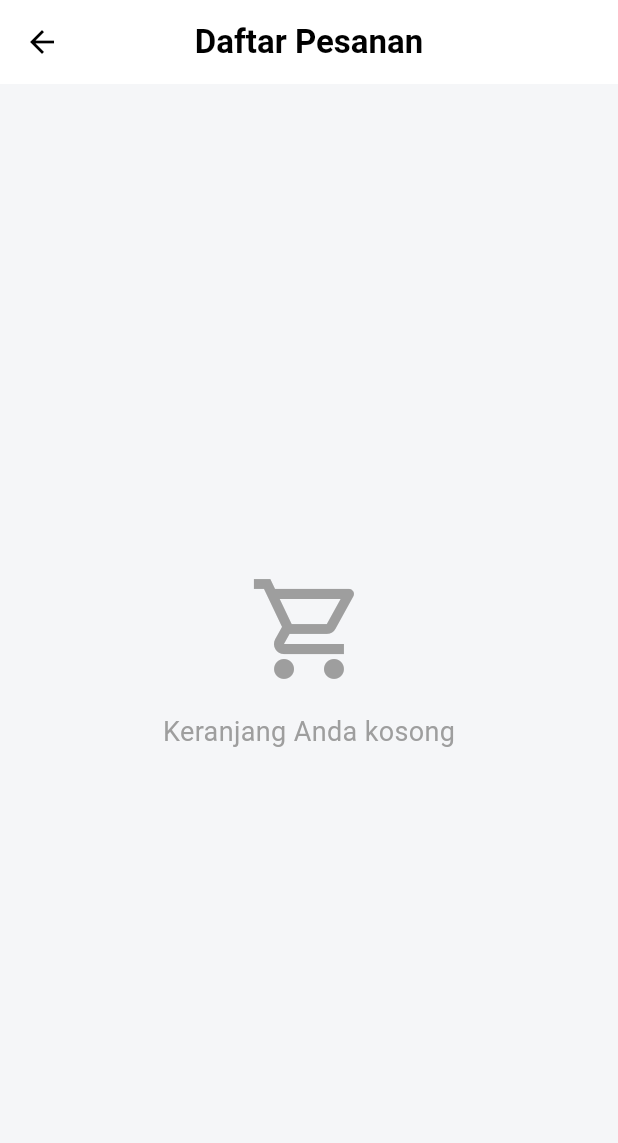
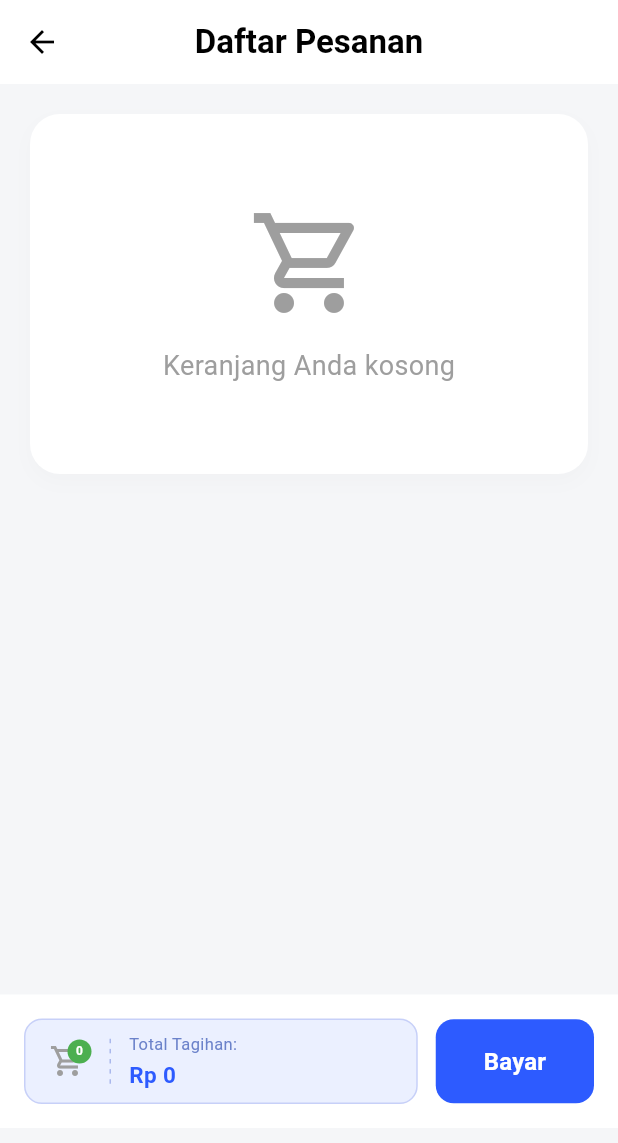
Before and after one commit to aliftheprogramer/gmedia-first-chalange, a Flutter app: the CartPage screen opened directly, on a phone screen of 412 x 824 dp. Shown: the top 1143 px of the screen. Run offline on Flutter 3.47's test engine with Material 3 defaults, Android fonts, the phone set to English and light mode, and no system bars; our stand-ins replace cached_network_image, dartz, dio, equatable, file_picker, flutter_bloc and 4 more; accounts and stored records are empty.

Commit message:
feat: Refactor cart page and total pay widget; integrate cart item entity and enhance item management in UI

```diff
--- a/lib/features/cart/presentation/pages/cart_page.dart
+++ b/lib/features/cart/presentation/pages/cart_page.dart
@@ -4,6 +4,7 @@ import 'package:flutter/material.dart';
 import 'package:flutter_bloc/flutter_bloc.dart';
 import 'package:gmedia_project/features/cart/presentation/cubit/cart_cubit.dart';
 import 'package:gmedia_project/features/cart/presentation/cubit/cart_state.dart';
+import 'package:gmedia_project/features/cart/domain/entity/cart_item_entity.dart';
 import 'package:gmedia_project/features/cart/presentation/widget/item_cart_widget.dart';
 import 'package:gmedia_project/features/cart/presentation/widget/total_pay_widget.dart';
 import 'package:intl/intl.dart';
@@ -30,17 +31,46 @@ class CartPage extends StatelessWidget {
       ),
       body: BlocBuilder<CartCubit, CartState>(
         builder: (context, state) {
-          if (state is! CartLoaded) {
-            return const Center(child: Text('Keranjang kosong'));
+          final isLoaded = state is CartLoaded;
+          List<CartItemEntity> items = [];
+          int totalPrice = 0;
+          int totalItems = 0;
+          if (isLoaded) {
+            final loaded = state; // keep explicit for readability despite lint
+            items = loaded.items;
+            totalPrice = loaded.totalPrice;
+            totalItems = loaded.totalItems;
           }
+          final formattedTotalPrice = NumberFormat(
+            '#,###',
+            'id_ID',
+          ).format(totalPrice);
 
-          final items = state.items;
-
-          if (items.isEmpty) {
-            return const Center(
+          return Column(
+            children: [
+              Expanded(
+                child: SingleChildScrollView(
+                  padding: const EdgeInsets.all(20),
+                  child: Container(
+                    width: double.infinity,
+                    decoration: BoxDecoration(
+                      color: Colors.white,
+                      borderRadius: BorderRadius.circular(20),
+                      boxShadow: [
+                        BoxShadow(
+                          color: Colors.grey.withOpacity(0.05),
+                          blurRadius: 10,
+                          offset: const Offset(0, 5),
+                        ),
+                      ],
+                    ),
+                    child: items.isEmpty
+                        ? SizedBox(
+                            height: 240,
+                            child: Center(
                               child: Column(
                                 mainAxisAlignment: MainAxisAlignment.center,
-                children: [
+                                children: const [
                                   Icon(
                                     Icons.shopping_cart_outlined,
                                     size: 80,
@@ -49,68 +79,40 @@ class CartPage extends StatelessWidget {
                                   SizedBox(height: 16),
                                   Text(
                                     'Keranjang Anda kosong',
-                    style: TextStyle(fontSize: 18, color: Colors.grey),
+                                    style: TextStyle(
+                                      fontSize: 18,
+                                      color: Colors.grey,
+                                    ),
                                   ),
                                 ],
                               ),
-            );
-          }
-
-          final formattedTotalPrice = NumberFormat(
-            '#,###',
-            'id_ID',
-          ).format(state.totalPrice);
-
-          return Column(
-            children: [
-              // SCROLLABLE AREA (List Item + Bayar Menggunakan)
-              Expanded(
-                child: SingleChildScrollView(
-                  padding: const EdgeInsets.all(20), // Jarak pinggir layar
-                  child: Container(
-                    // WIDGET CONTAINER PUTIH BESAR
-                    width: double.infinity,
-                    decoration: BoxDecoration(
-                      color: Colors.white,
-                      borderRadius: BorderRadius.circular(
-                        20,
-                      ), // Sudut melengkung
-                      boxShadow: [
-                        BoxShadow(
-                          color: Colors.grey.withOpacity(0.05),
-                          blurRadius: 10,
-                          offset: const Offset(0, 5),
                             ),
-                      ],
-                    ),
-                    child: Column(
+                          )
+                        : Column(
                             crossAxisAlignment: CrossAxisAlignment.start,
                             children: [
-                        // 1. Looping Item (Pake spread operator ... agar tidak butuh ListView lagi di dalam sini)
                               ...items.asMap().entries.map((entry) {
                                 int index = entry.key;
                                 var item = entry.value;
-
                                 return Column(
                                   children: [
                                     ItemCartWidget(
                                       cartItem: item,
-                                onDelete: () {
-                                  context.read<CartCubit>().removeProduct(
-                                    item.product.id,
-                                  );
-                                },
-                                onQuantityChanged: (newQty) {
-                                  context.read<CartCubit>().updateQuantity(
+                                      onDelete: () => context
+                                          .read<CartCubit>()
+                                          .removeProduct(item.product.id),
+                                      onQuantityChanged: (newQty) => context
+                                          .read<CartCubit>()
+                                          .updateQuantity(
                                             item.product.id,
                                             newQty,
-                                  );
-                                },
                                           ),
-                              // Tambahkan garis pemisah antar item (kecuali item terakhir)
+                                    ),
                                     if (index != items.length - 1)
                                       const Padding(
-                                  padding: EdgeInsets.symmetric(horizontal: 16),
+                                        padding: EdgeInsets.symmetric(
+                                          horizontal: 16,
+                                        ),
                                         child: Divider(
                                           height: 1,
                                           color: Color(0xFFEEEEEE),
@@ -118,27 +120,27 @@ class CartPage extends StatelessWidget {
                                       ),
                                   ],
                                 );
-                        }).toList(),
-
-                        // Garis pemisah sebelum tombol "Bayar menggunakan"
+                              }),
                               const Padding(
                                 padding: EdgeInsets.symmetric(
                                   horizontal: 16,
                                   vertical: 8,
                                 ),
-                          child: Divider(height: 1, color: Color(0xFFEEEEEE)),
+                                child: Divider(
+                                  height: 1,
+                                  color: Color(0xFFEEEEEE),
                                 ),
-
-                        // 2. Bagian "Bayar menggunakan" (Masih di dalam Container Putih)
+                              ),
                               InkWell(
                                 onTap: () {},
                                 child: Padding(
                                   padding: const EdgeInsets.all(16.0),
                                   child: Row(
-                              mainAxisAlignment: MainAxisAlignment.spaceBetween,
+                                    mainAxisAlignment:
+                                        MainAxisAlignment.spaceBetween,
                                     children: [
                                       Text(
-                                  "Bayar menggunakan",
+                                        'Bayar menggunakan',
                                         style: TextStyle(
                                           color: Colors.grey[600],
                                           fontSize: 14,
@@ -158,12 +160,14 @@ class CartPage extends StatelessWidget {
                   ),
                 ),
               ),
-
-              // BOTTOM FIXED (Total Pay Widget)
               Container(
-                color: Colors.white, // Background putih untuk area bawah
+                color: Colors.white,
                 padding: const EdgeInsets.all(16.0),
-                child: TotalPayWidget(totalPrice: "Rp $formattedTotalPrice"),
+                margin: const EdgeInsets.only(bottom: 72),
+                child: TotalPayWidget(
+                  totalPrice: 'Rp $formattedTotalPrice',
+                  totalItems: totalItems,
+                ),
               ),
             ],
           );
--- a/lib/features/cart/presentation/widget/total_pay_widget.dart
+++ b/lib/features/cart/presentation/widget/total_pay_widget.dart
@@ -4,8 +4,13 @@ import 'package:flutter/material.dart';
 
 class TotalPayWidget extends StatelessWidget {
   final String totalPrice;
+  final int totalItems;
 
-  const TotalPayWidget({super.key, required this.totalPrice});
+  const TotalPayWidget({
+    super.key,
+    required this.totalPrice,
+    required this.totalItems,
+  });
 
   @override
   Widget build(BuildContext context) {
@@ -50,9 +55,9 @@ class TotalPayWidget extends StatelessWidget {
                           minWidth: 16,
                           minHeight: 16,
                         ),
-                        child: const Text(
-                          '6',
-                          style: TextStyle(
+                        child: Text(
+                          '$totalItems',
+                          style: const TextStyle(
                             color: Colors.white,
                             fontSize: 8,
                             fontWeight: FontWeight.bold,
```
Also changed, not shown: lib/features/home/presentation/pages/get_all_products_screen.dart (+14 -1 lines), lib/features/home/presentation/widget/home/product_sell_widget.dart (+2 -16 lines), lib/widget/add_to_cart_button.dart (added, +62 -0 lines). Lines whose indentation alone changed are shown as unchanged.
